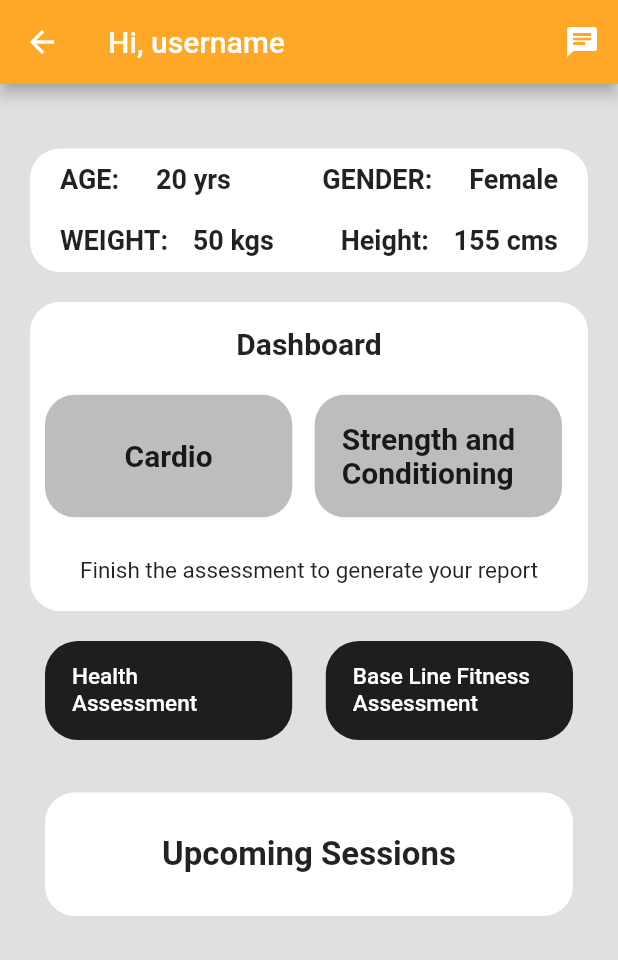
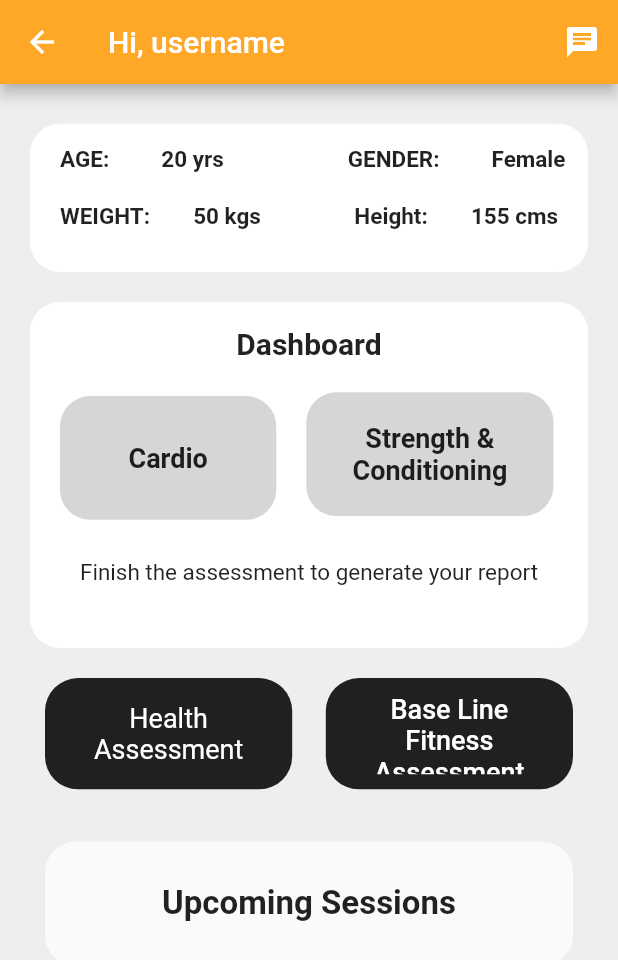
Before and after one commit to adityaraj079/page_one, a Flutter app: the DashBoard screen opened by its route, on a phone screen of 412 x 824 dp. Shown: the top 960 px of the screen. Run offline on Flutter 3.47's test engine with Material 2 defaults, Android fonts, the phone set to English and light mode, and no system bars.

Commit message:
Dashboard fixed

```diff
--- a/lib/screens/dashboard.dart
+++ b/lib/screens/dashboard.dart
@@ -1,7 +1,7 @@
 import 'package:flutter/material.dart';
 
 class DashBoard extends StatefulWidget {
-  const DashBoard({ Key? key }) : super(key: key);
+  const DashBoard({Key? key}) : super(key: key);
 
   @override
   _DashBoardState createState() => _DashBoardState();
@@ -10,21 +10,26 @@ class DashBoard extends StatefulWidget {
 class _DashBoardState extends State<DashBoard> {
   @override
   Widget build(BuildContext context) {
-     Size size  = MediaQuery.of(context).size;
+    Size size = MediaQuery.of(context).size;
     return Scaffold(
-      backgroundColor: Colors.grey[300],
+      backgroundColor: Colors.grey[200],
       appBar: AppBar(
         backgroundColor: Colors.orange[400],
         title: Text('Hi, username'),
         actions: [
-          IconButton(onPressed: () {}, icon: Icon(Icons.chat, ), tooltip: "Chat with us", ),
+          IconButton(
+            onPressed: () {},
+            icon: Icon(
+              Icons.chat,
+            ),
+            tooltip: "Chat with us",
+          ),
         ],
       ),
-
       body: SingleChildScrollView(
         child: Column(
           children: [
-            SizedBox(height: size.height*0.04),
+            SizedBox(height: size.height * 0.02),
             Padding(
               padding: const EdgeInsets.fromLTRB(20, 10, 20, 10),
               child: Container(
@@ -32,37 +37,86 @@ class _DashBoardState extends State<DashBoard> {
                   color: Colors.white,
                   borderRadius: BorderRadius.circular(20),
                 ),
-
-                height: size.height* 0.10,
-              width: size.width*0.95,
+                height: size.height * 0.12,
+                width: size.width * 0.95,
                 child: Column(
                   children: [
                     Padding(
-                    padding: const EdgeInsets.fromLTRB(20, 10, 20, 10),
+                      padding: const EdgeInsets.fromLTRB(20, 15, 15, 10),
                       child: Row(
                         mainAxisAlignment: MainAxisAlignment.spaceBetween,
                         children: [
-                        Text('AGE: ', style: TextStyle(color: Colors.black87, fontWeight: FontWeight.bold, fontSize: 18),),
-                        Text('20 yrs',style: TextStyle(color: Colors.black87, fontWeight: FontWeight.bold, fontSize: 18),),
-                        SizedBox(width: size.width*0.05,),
-                        Text('GENDER: ',style: TextStyle(color: Colors.black87, fontWeight: FontWeight.bold, fontSize: 18),),
-                        Text('Female',style: TextStyle(color: Colors.black87, fontWeight: FontWeight.bold, fontSize: 18),),
+                          Text(
+                            'AGE: ',
+                            style: TextStyle(
+                                color: Colors.black87,
+                                fontWeight: FontWeight.bold,
+                                fontSize: 15),
+                          ),
+                          Text(
+                            '20 yrs',
+                            style: TextStyle(
+                                color: Colors.black87,
+                                fontWeight: FontWeight.bold,
+                                fontSize: 15),
+                          ),
+                          SizedBox(
+                            width: size.width * 0.05,
+                          ),
+                          Text(
+                            'GENDER: ',
+                            style: TextStyle(
+                                color: Colors.black87,
+                                fontWeight: FontWeight.bold,
+                                fontSize: 15),
+                          ),
+                          Text(
+                            'Female',
+                            style: TextStyle(
+                                color: Colors.black87,
+                                fontWeight: FontWeight.bold,
+                                fontSize: 15),
+                          ),
                         ],
                       ),
                     ),
-
-
                     Padding(
                       padding: const EdgeInsets.fromLTRB(20, 10, 20, 10),
                       child: Row(
                         mainAxisAlignment: MainAxisAlignment.spaceBetween,
                         //crossAxisAlignment: CrossAxisAlignment.,
                         children: [
-                          Text('WEIGHT: ', style: TextStyle(color: Colors.black87, fontWeight: FontWeight.bold, fontSize: 18),),
-                          Text('50 kgs',style: TextStyle(color: Colors.black87, fontWeight: FontWeight.bold, fontSize: 18),),
-                          SizedBox(width: size.width*0.05,),
-                          Text('Height: ',style: TextStyle(color: Colors.black87, fontWeight: FontWeight.bold, fontSize: 18),),
-                          Text('155 cms',style: TextStyle(color: Colors.black87, fontWeight: FontWeight.bold, fontSize: 18),),
+                          Text(
+                            'WEIGHT: ',
+                            style: TextStyle(
+                                color: Colors.black87,
+                                fontWeight: FontWeight.bold,
+                                fontSize: 15),
+                          ),
+                          Text(
+                            '50 kgs',
+                            style: TextStyle(
+                                color: Colors.black87,
+                                fontWeight: FontWeight.bold,
+                                fontSize: 15),
+                          ),
+                          SizedBox(
+                            width: size.width * 0.03,
+                          ),
+                          Text(
+                            'Height: ',
+                            style: TextStyle(
+                                color: Colors.black87,
+                                fontWeight: FontWeight.bold,
+                                fontSize: 15),
+                          ),
+                          Text(
+                            '155 cms',
+                            style: TextStyle(
+                                color: Colors.black87,
+                                fontWeight: FontWeight.bold,
+                                fontSize: 15),
+                          ),
                         ],
                       ),
                     ),
@@ -70,7 +124,6 @@ class _DashBoardState extends State<DashBoard> {
                 ),
               ),
             ),
-
             Padding(
               padding: const EdgeInsets.fromLTRB(20, 10, 20, 10),
               child: Container(
@@ -78,94 +131,111 @@ class _DashBoardState extends State<DashBoard> {
                   color: Colors.white,
                   borderRadius: BorderRadius.circular(20),
                 ),
-
-                height: size.height* 0.25,
-                width: size.width*0.95,
+                height: size.height * 0.28,
+                width: size.width * 0.95,
                 child: Column(
                   children: [
-                    SizedBox(height: size.height*0.02,),
-
-                    Text('Dashboard', style: TextStyle(color: Colors.black87, fontWeight: FontWeight.bold, fontSize: 20),),
-
-                    SizedBox(height: size.height*0.015,),
-
+                    SizedBox(
+                      height: size.height * 0.02,
+                    ),
+                    Text(
+                      'Dashboard',
+                      style: TextStyle(
+                          color: Colors.black87,
+                          fontWeight: FontWeight.bold,
+                          fontSize: 20),
+                    ),
+                    SizedBox(
+                      height: size.height * 0.01,
+                    ),
                     Row(
                       mainAxisAlignment: MainAxisAlignment.start,
                       children: [
                         Padding(
-                           padding: const EdgeInsets.fromLTRB(10, 10, 5, 10),
+                          padding: const EdgeInsets.fromLTRB(20, 15, 10, 10),
                           child: Container(
                             decoration: BoxDecoration(
-                            color: Colors.grey[400],
+                              color: Colors.grey[350],
                               borderRadius: BorderRadius.circular(20),
                             ),
-
-                            height: size.height* 0.099,
-                            width: size.width*0.4,
-
+                            height: size.height * 0.1,
+                            width: size.width * 0.35,
                             child: Column(
                               mainAxisAlignment: MainAxisAlignment.center,
                               crossAxisAlignment: CrossAxisAlignment.center,
                               children: [
-                                TextButton(onPressed: () {}, child: Text('Cardio', style: TextStyle(color: Colors.black87, fontWeight: FontWeight.bold, fontSize: 20),))
-                              ],
-                            ),
-
-
-                          ),
-                        ),
-
-                        Padding(
-                          padding: const EdgeInsets.fromLTRB(10, 10, 5, 10),
-                          child: Container(
-                            decoration: BoxDecoration(
-                            color: Colors.grey[400],
-                            borderRadius: BorderRadius.circular(20),
-                              ),
-
-                            height: size.height* 0.099,
-                            width: size.width*0.4,
-
-                            child: Column(
-                              mainAxisAlignment: MainAxisAlignment.center,
-                              crossAxisAlignment: CrossAxisAlignment.center,
-                              children: [
-                                TextButton(onPressed: () {}, child: Padding(
-                                  padding: const EdgeInsets.fromLTRB(10, 5, 10, 5),
-                                  child: Text('Strength and Conditioning', style: TextStyle(color: Colors.black87, fontWeight: FontWeight.bold, fontSize: 20),),
+                                TextButton(
+                                    onPressed: () {},
+                                    child: Text(
+                                      'Cardio',
+                                      style: TextStyle(
+                                          color: Colors.black87,
+                                          fontWeight: FontWeight.bold,
+                                          fontSize: 18),
                                     ))
                               ],
                             ),
                           ),
                         ),
-
+                        Padding(
+                          padding: const EdgeInsets.fromLTRB(10, 10, 5, 10),
+                          child: Container(
+                            decoration: BoxDecoration(
+                              color: Colors.grey[350],
+                              borderRadius: BorderRadius.circular(20),
+                            ),
+                            height: size.height * 0.1,
+                            width: size.width * 0.4,
+                            child: Column(
+                              mainAxisAlignment: MainAxisAlignment.center,
+                              crossAxisAlignment: CrossAxisAlignment.center,
+                              children: [
+                                TextButton(
+                                    onPressed: () {},
+                                    child: Padding(
+                                      padding: const EdgeInsets.fromLTRB(
+                                          10, 5, 10, 5),
+                                      child: Text(
+                                        'Strength & Conditioning',
+                                        style: TextStyle(
+                                            color: Colors.black87,
+                                            fontWeight: FontWeight.bold,
+                                            fontSize: 18),
+                                        textAlign: TextAlign.center,
+                                      ),
+                                    ))
                               ],
                             ),
-
-                    SizedBox(height: size.height*0.02,),
-
-                    Text('Finish the assessment to generate your report', style: TextStyle(color: Colors.black87, fontSize: 15),),
-
-                    SizedBox(height: size.height*0.02,),
+                          ),
+                        ),
                       ],
                     ),
-
+                    SizedBox(
+                      height: size.height * 0.02,
+                    ),
+                    Text(
+                      'Finish the assessment to generate your report',
+                      style: TextStyle(color: Colors.black87, fontSize: 15),
+                    ),
+                    SizedBox(
+                      height: size.height * 0.01,
+                    ),
+                  ],
                 ),
               ),
-
+            ),
             Padding(
               padding: const EdgeInsets.fromLTRB(30, 10, 30, 10),
               child: Row(
                 mainAxisAlignment: MainAxisAlignment.spaceBetween,
                 children: [
                   Container(
-                height: size.height * 0.08,
+                    height: size.height * 0.09,
                     width: size.width * 0.4,
                     decoration: BoxDecoration(
                       borderRadius: BorderRadius.circular(22),
                       color: Colors.black87,
                     ),
-
                     child: TextButton(
                       onPressed: () {
                         //Navigator.pushNamed(context, 'SignIn');
@@ -175,22 +245,26 @@ class _DashBoardState extends State<DashBoard> {
                       },
                       child: Padding(
                         padding: const EdgeInsets.fromLTRB(10, 2, 10, 2),
-                    child: Text('Health Assessment',//textAlign: TextAlign.start,
-                    style: TextStyle(color: Colors.white, fontSize: 15, ),
+                        child: Text(
+                          'Health Assessment', //textAlign: TextAlign.start,
+                          style: TextStyle(
+                            color: Colors.white,
+                            fontSize: 18,
+                            fontWeight: FontWeight.normal,
+                          ),
+                          textAlign: TextAlign.center,
                           //style: kBodyText.copyWith(fontWeight: FontWeight.bold)),
                         ),
                       ),
                     ),
                   ),
-
                   Container(
-                height: size.height * 0.08,
+                    height: size.height * 0.09,
                     width: size.width * 0.4,
                     decoration: BoxDecoration(
                       borderRadius: BorderRadius.circular(22),
                       color: Colors.black87,
                     ),
-
                     child: TextButton(
                       onPressed: () {
                         //Navigator.pushNamed(context, 'SignIn');
@@ -200,8 +274,13 @@ class _DashBoardState extends State<DashBoard> {
                       },
                       child: Padding(
                         padding: const EdgeInsets.fromLTRB(10, 2, 10, 2),
-                    child: Text('Base Line Fitness Assessment',//textAlign: TextAlign.start,
-                    style: TextStyle(color: Colors.white, fontSize: 15, ),
+                        child: Text(
+                          'Base Line Fitness Assessment', //textAlign: TextAlign.start,
+                          style: TextStyle(
+                            color: Colors.white,
+                            fontSize: 18,
+                          ),
+                          textAlign: TextAlign.center,
                           //style: kBodyText.copyWith(fontWeight: FontWeight.bold)),
                         ),
                       ),
@@ -210,29 +289,34 @@ class _DashBoardState extends State<DashBoard> {
                 ],
               ),
             ),
-
             Padding(
               padding: const EdgeInsets.fromLTRB(30, 25, 30, 10),
               child: Container(
                 decoration: BoxDecoration(
-            color: Colors.white,
+                  color: Colors.white70,
                   borderRadius: BorderRadius.circular(20),
                 ),
-
-                  height: size.height* 0.10,
-                width: size.width*0.95,
+                height: size.height * 0.10,
+                width: size.width * 0.95,
                 child: Column(
                   mainAxisAlignment: MainAxisAlignment.center,
                   crossAxisAlignment: CrossAxisAlignment.center,
                   children: [
-                    TextButton(onPressed: () {
+                    TextButton(
+                      onPressed: () {
                         Navigator.pushNamed(context, 'BottomNavigation');
-                    }, child: Text('Upcoming Sessions', style: TextStyle(fontSize: 22, fontWeight: FontWeight.bold, color: Colors.black87 ),),),
-
+                      },
+                      child: Text(
+                        'Upcoming Sessions',
+                        style: TextStyle(
+                            fontSize: 22,
+                            fontWeight: FontWeight.bold,
+                            color: Colors.black87),
+                      ),
+                    ),
                   ],
                 ),
               ),
-
             ),
           ],
         ),
```
Also changed, not shown: lib/screens/bottom_navigation.dart (+20 -15 lines). Lines whose indentation alone changed are shown as unchanged.
